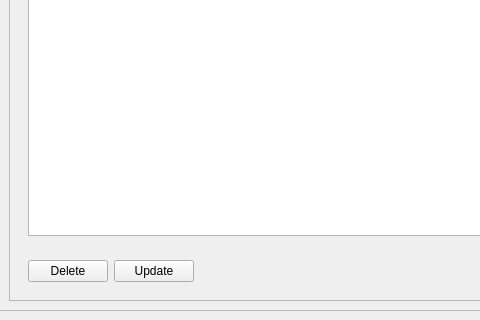
This is ui/test2.ui in 0SU2/python-qt as Qt 5 draws it before an edit; both pictures show x 218 to 698 and y 273 to 593 of the 968 by 593 pixel window. The edited form follows.
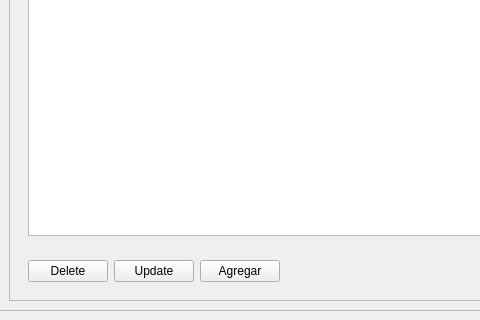
This is the edited form. The open tabs and pages were chosen to show the change. Icons and pictures are not drawn.

Patch:
```diff
--- a/ui/test2.ui
+++ b/ui/test2.ui
@@ -362,6 +362,13 @@
                </property>
               </widget>
              </item>
+             <item>
+              <widget class="QPushButton" name="btnAdd">
+               <property name="text">
+                <string>Agregar</string>
+               </property>
+              </widget>
+             </item>
              <item>
               <spacer name="horizontalSpacer_2">
                <property name="orientation">
```
Left out of the diff: 11 changed lines with no effect on the pictures.
